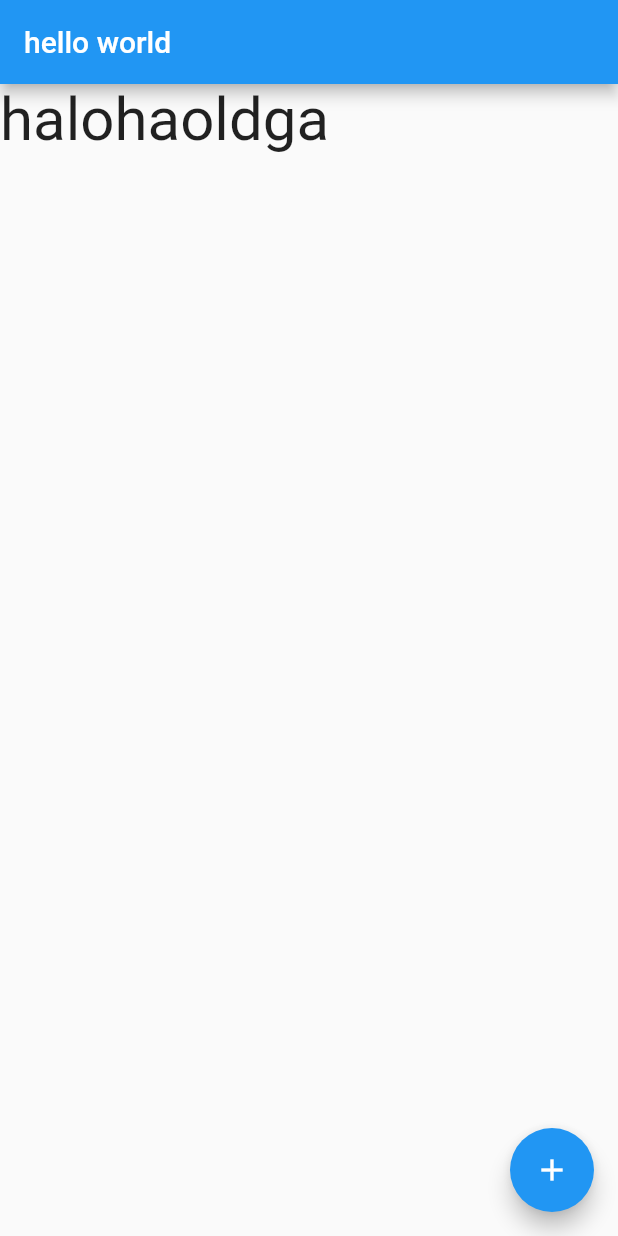
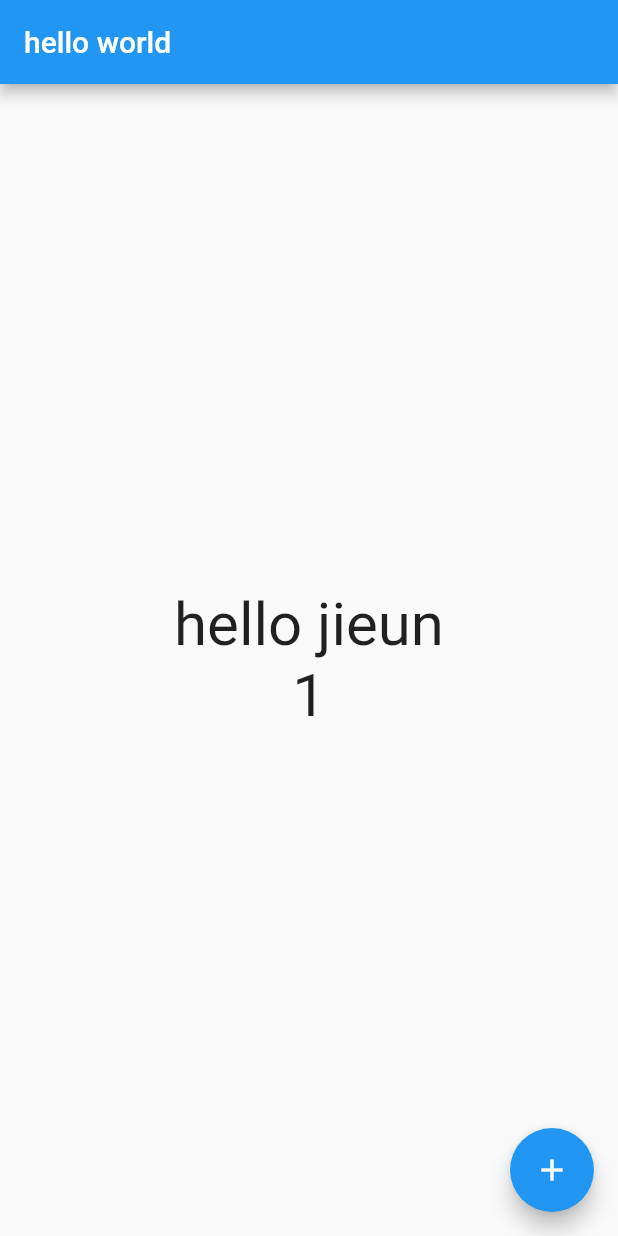
Before and after one commit to yangjiri/flutter-tutorials, a Flutter app: the screen it shows after launch, after a tap on the "add" icon, on a phone screen of 412 x 824 dp. Run offline on Flutter 3.47's test engine with Material 2 defaults, Android fonts, the phone set to English and light mode, and no system bars.

Commit message:
Flutter commit2

```diff
--- a/lib/main.dart
+++ b/lib/main.dart
@@ -34,6 +34,7 @@ class HelloPage extends StatefulWidget {
 
 class _HelloPageState extends State<HelloPage> {
   String _message = 'Hello world';
+   int _counter = 0;
   @override
   Widget build(BuildContext context) {
     return Scaffold(
@@ -44,15 +45,21 @@ class _HelloPageState extends State<HelloPage> {
       appBar: AppBar(
         title:Text(widget.title)
       ),
-      body: Text(_message,
-          style: TextStyle(fontSize: 40)
-      ),
+      body: Center(
+        child: Column(
+          mainAxisAlignment: MainAxisAlignment.center,
+          children: <Widget>[
+          Text(_message, style: TextStyle(fontSize: 40)),
+            Text('$_counter', style: TextStyle(fontSize: 40)),
+          ],
+        )),
     );
   }
 
   void _changemessage() {
     setState(() {
-      _message = 'halohaoldga';
+      _message = 'hello jieun';
+      _counter++;
     });
   }
 }
```
